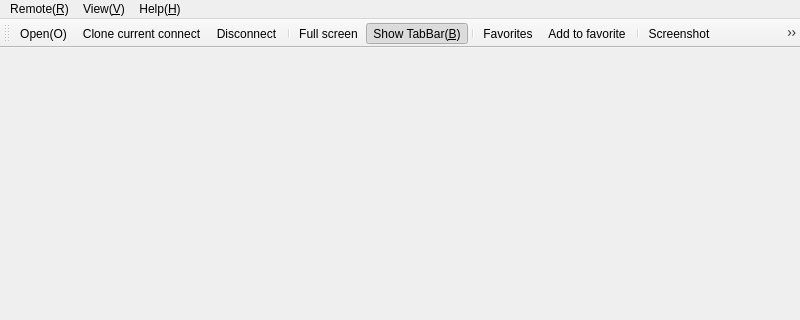
Qt form App/Client/mainwindow.ui (KangLin/RabbitRemoteControl) before a commit; both pictures show x 0 to 800 and y 0 to 320 of the 800 by 600 pixel window.
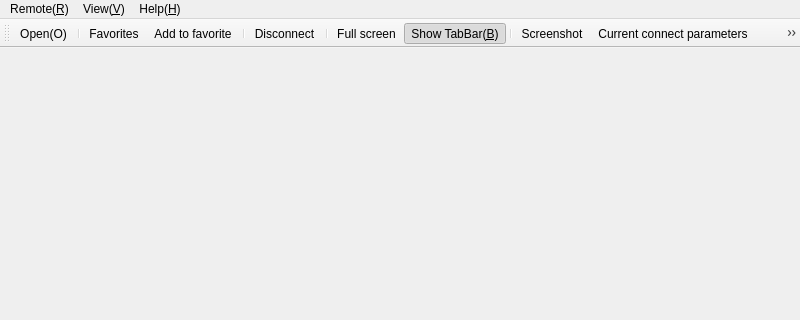
The same form after that commit. Icons and pictures are not drawn.

Commit message: App::Client: modify toolbar in MainWindow

What changed in the file:
```diff
--- a/App/Client/mainwindow.ui
+++ b/App/Client/mainwindow.ui
@@ -123,15 +123,15 @@
     <bool>false</bool>
    </attribute>
    <addaction name="actionOpen"/>
-   <addaction name="actionClone"/>
+   <addaction name="separator"/>
+   <addaction name="actionFavorites"/>
+   <addaction name="actionAdd_to_favorite"/>
+   <addaction name="separator"/>
    <addaction name="actionDisconnect_D"/>
    <addaction name="separator"/>
    <addaction name="actionFull_screen_F"/>
    <addaction name="actionShow_TabBar_B"/>
    <addaction name="separator"/>
-   <addaction name="actionFavorites"/>
-   <addaction name="actionAdd_to_favorite"/>
-   <addaction name="separator"/>
    <addaction name="actionScreenshot"/>
    <addaction name="actionCurrent_connect_parameters"/>
    <addaction name="actionSettings"/>
```
